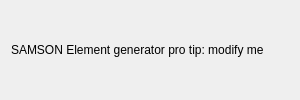
Qt form AdenitaCoreSE/form/SEBreakEditorGUI.ui (edellano/Adenita-SAMSON-Edition) before a commit.
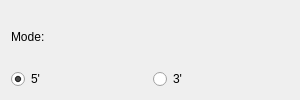
The same form after that commit.

Commit message: Set modes for break editor

Patch:
```diff
--- a/AdenitaCoreSE/form/SEBreakEditorGUI.ui
+++ b/AdenitaCoreSE/form/SEBreakEditorGUI.ui
@@ -21,11 +21,32 @@
   </property>
   <layout class="QVBoxLayout" name="verticalLayout">
    <item>
-    <widget class="QLabel" name="label">
-     <property name="text">
-      <string>SAMSON Element generator pro tip: modify me</string>
-     </property>
-    </widget>
+    <layout class="QGridLayout" name="gridLayout">
+     <item row="1" column="0">
+      <widget class="QRadioButton" name="rdnFive">
+       <property name="text">
+        <string>5'</string>
+       </property>
+       <property name="checked">
+        <bool>true</bool>
+       </property>
+      </widget>
+     </item>
+     <item row="1" column="1">
+      <widget class="QRadioButton" name="rdnThree">
+       <property name="text">
+        <string>3'</string>
+       </property>
+      </widget>
+     </item>
+     <item row="0" column="0" colspan="2">
+      <widget class="QLabel" name="label">
+       <property name="text">
+        <string>Mode:</string>
+       </property>
+      </widget>
+     </item>
+    </layout>
    </item>
   </layout>
  </widget>
```
Left out of the diff: 38 changed lines with no effect on the pictures. The commit also changes 6 other files.
